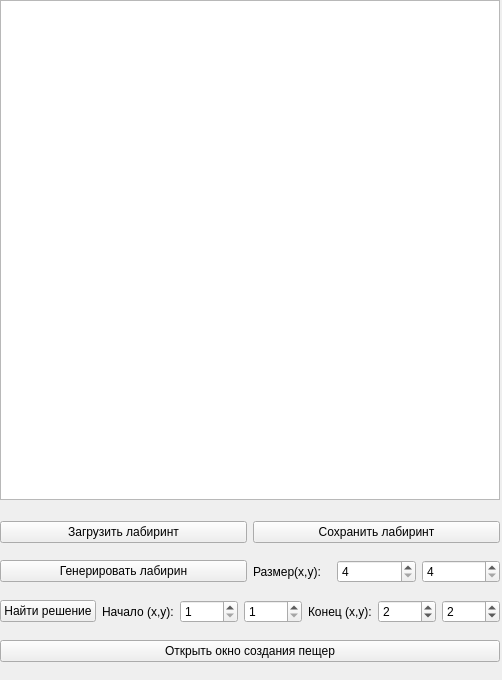
First picture: the form in src/Maze/views/mainwindow.ui, repository sbevza/A8_Algorithmic_trading, before the edit.
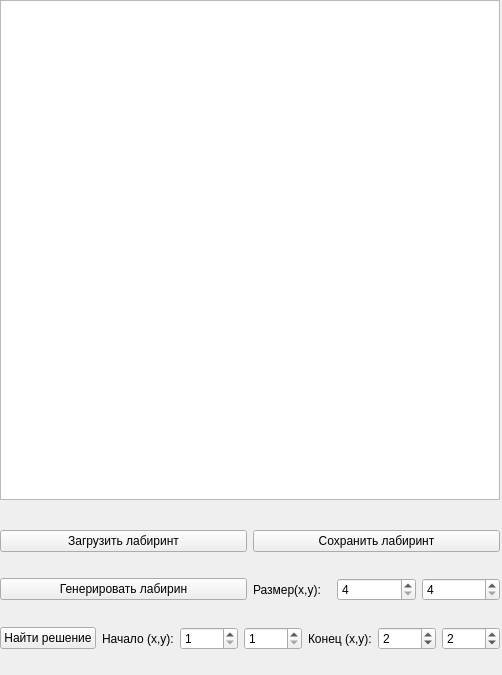
Second picture: the form after the edit.

```diff
--- a/src/Maze/views/mainwindow.ui
+++ b/src/Maze/views/mainwindow.ui
@@ -7,7 +7,7 @@
     <x>0</x>
     <y>0</y>
     <width>502</width>
-    <height>680</height>
+    <height>675</height>
    </rect>
   </property>
   <property name="windowTitle">
@@ -168,13 +168,6 @@
        </item>
       </layout>
      </item>
-     <item>
-      <widget class="QPushButton" name="cave_window">
-       <property name="text">
-        <string>Открыть окно создания пещер</string>
-       </property>
-      </widget>
-     </item>
     </layout>
    </widget>
   </widget>
```
